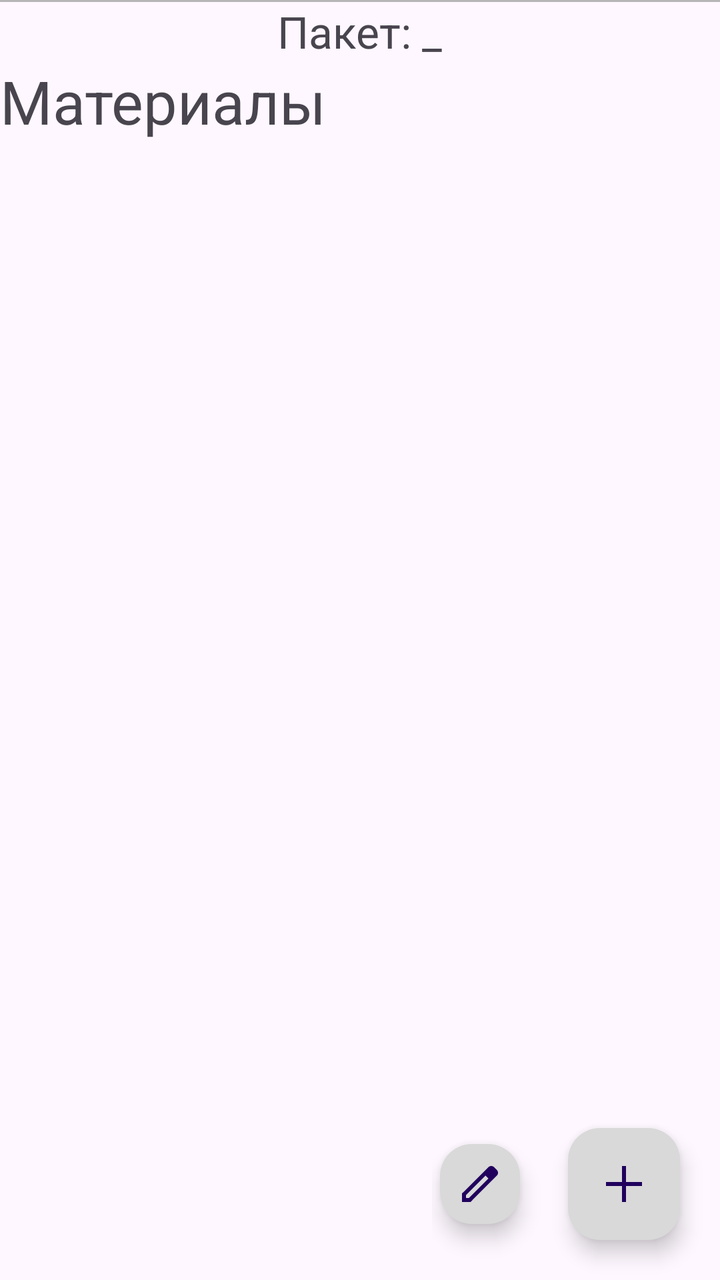
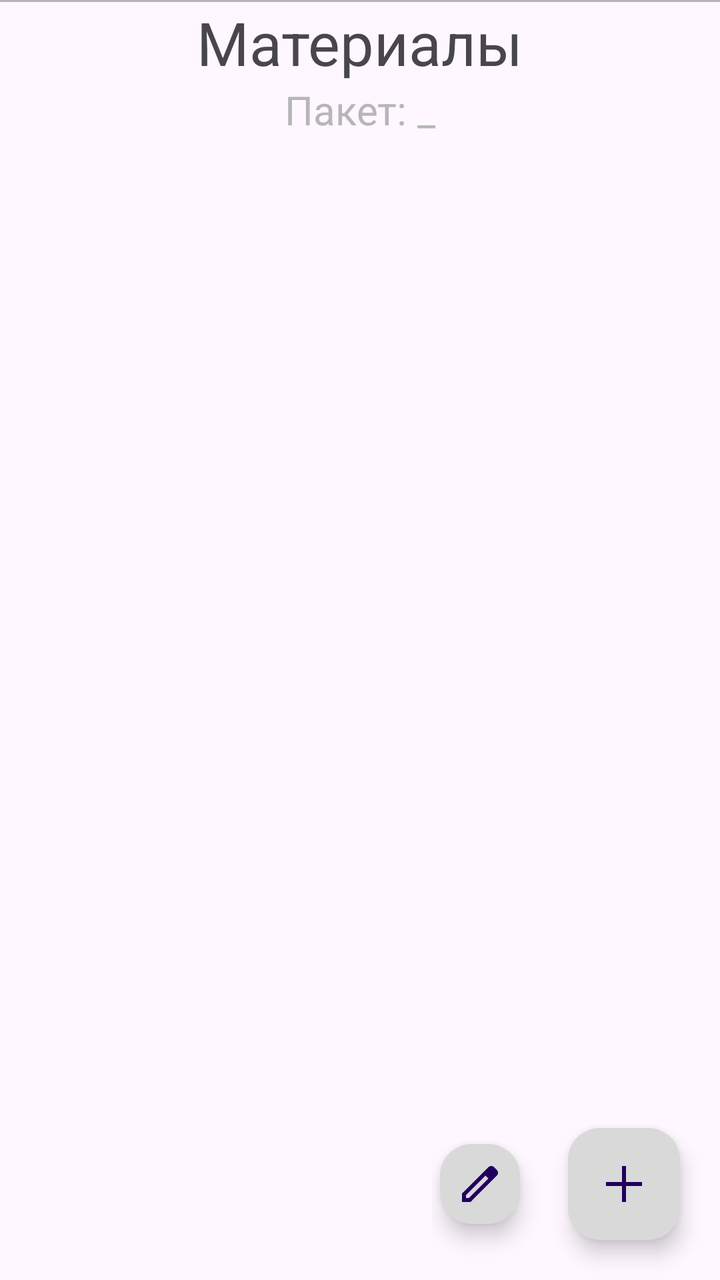

An Android layout rendered at two revisions. The XML below is the earlier revision; the diff shows what the commit changed to produce the second picture.
<!-- AndroidManifest.xml: application theme Theme.FGLearning -->
<!-- res/layout/fragment_view_package_items_all.xml -->
<?xml version="1.0" encoding="utf-8"?>
<androidx.coordinatorlayout.widget.CoordinatorLayout xmlns:android="http://schemas.android.com/apk/res/android"
    xmlns:app="http://schemas.android.com/apk/res-auto"
    xmlns:tools="http://schemas.android.com/tools"
    android:layout_width="match_parent"
    android:layout_height="match_parent"
    tools:context=".fragments.viewList.ViewPackageItemsAllFragment">

    <LinearLayout
        android:layout_width="match_parent"
        android:layout_height="match_parent"
        android:orientation="vertical">

        <LinearLayout
            android:layout_width="match_parent"
            android:layout_height="1dp"
            android:background="@color/gray" />

        <LinearLayout
            android:layout_width="match_parent"
            android:layout_height="wrap_content"
            android:gravity="center"
            android:orientation="horizontal">

            <TextView
                android:layout_width="wrap_content"
                android:layout_height="wrap_content"
                android:text="Пакет:"
                android:textSize="22sp" />

            <TextView
                android:id="@+id/packetNameText"
                android:layout_width="wrap_content"
                android:layout_height="wrap_content"
                android:layout_marginStart="5dp"
                android:text="_"
                android:textSize="22sp" />
        </LinearLayout>

        <TextView
            android:layout_width="wrap_content"
            android:layout_height="wrap_content"
            android:text="Материалы"
            android:textSize="30dp" />

        <androidx.recyclerview.widget.RecyclerView
            android:id="@+id/recyclerView"
            android:layout_width="match_parent"
            android:layout_height="match_parent"
            android:layout_weight="1"
            android:scrollbars="vertical" />
    </LinearLayout>

    <LinearLayout
        android:layout_width="wrap_content"
        android:layout_height="wrap_content"
        android:layout_gravity="bottom|end"
        android:gravity="center"
        android:orientation="horizontal">

        <com.google.android.material.floatingactionbutton.FloatingActionButton
            android:id="@+id/editPacketButton"
            android:layout_width="wrap_content"
            android:layout_height="wrap_content"
            android:backgroundTint="@color/light_gray"
            android:clickable="true"
            app:fabCustomSize="40dp"
            android:src="@drawable/edit" />

        <com.google.android.material.floatingactionbutton.FloatingActionButton
            android:id="@+id/addMaterialButton"
            android:layout_width="wrap_content"
            android:layout_height="wrap_content"
            android:backgroundTint="@color/light_gray"
            android:clickable="true"
            android:layout_margin="20dp"
            android:src="@drawable/add" />
    </LinearLayout>

</androidx.coordinatorlayout.widget.CoordinatorLayout>
<!-- resources referenced by this layout -->
<resources>
  <color name="gray">#B6B6B6</color>
  <color name="light_gray">#D9D9D9</color>
  <!-- drawable add (drawable) -->
  <vector xmlns:android="http://schemas.android.com/apk/res/android" android:height="24dp" android:tint="#000000" android:viewportHeight="960" android:viewportWidth="960" android:width="24dp">
        
      <path android:fillColor="@android:color/white" android:pathData="M440,840L440,520L120,520L120,440L440,440L440,120L520,120L520,440L840,440L840,520L520,520L520,840L440,840Z"/>
      
  </vector>
  <!-- drawable edit (drawable) -->
  <vector xmlns:android="http://schemas.android.com/apk/res/android" android:height="24dp" android:tint="#000000" android:viewportHeight="960" android:viewportWidth="960" android:width="24dp">
        
      <path android:fillColor="@android:color/white" android:pathData="M200,760L257,760L648,369L591,312L200,703L200,760ZM120,840L120,670L648,143Q660,132 674.5,126Q689,120 705,120Q721,120 736,126Q751,132 762,144L817,200Q829,211 834.5,226Q840,241 840,256Q840,272 834.5,286.5Q829,301 817,313L290,840L120,840ZM760,256L760,256L704,200L704,200L760,256ZM619,341L591,312L591,312L648,369L648,369L619,341Z"/>
      
  </vector>
  <style name="Theme.FGLearning" parent="Base.Theme.FGLearning">
      </style>
  <style name="Base.Theme.FGLearning" parent="Theme.Material3.DayNight.NoActionBar">
      </style>
</resources>

<!-- the commit's change to res/layout/fragment_view_package_items_all.xml (unified diff, before → after) -->
@@ -16,6 +16,13 @@
             android:layout_height="1dp"
             android:background="@color/gray" />
 
+        <TextView
+            android:layout_width="wrap_content"
+            android:layout_height="wrap_content"
+            android:text="Материалы"
+            android:layout_gravity="center"
+            android:textSize="30dp" />
+
         <LinearLayout
             android:layout_width="match_parent"
             android:layout_height="wrap_content"
@@ -26,7 +33,8 @@
                 android:layout_width="wrap_content"
                 android:layout_height="wrap_content"
                 android:text="Пакет:"
-                android:textSize="22sp" />
+                android:textColor="@color/gray"
+                android:textSize="20sp" />
 
             <TextView
                 android:id="@+id/packetNameText"
@@ -34,14 +42,9 @@
                 android:layout_height="wrap_content"
                 android:layout_marginStart="5dp"
                 android:text="_"
-                android:textSize="22sp" />
+                android:textColor="@color/gray"
+                android:textSize="20sp" />
         </LinearLayout>
-
-        <TextView
-            android:layout_width="wrap_content"
-            android:layout_height="wrap_content"
-            android:text="Материалы"
-            android:textSize="30dp" />
 
         <androidx.recyclerview.widget.RecyclerView
             android:id="@+id/recyclerView"
